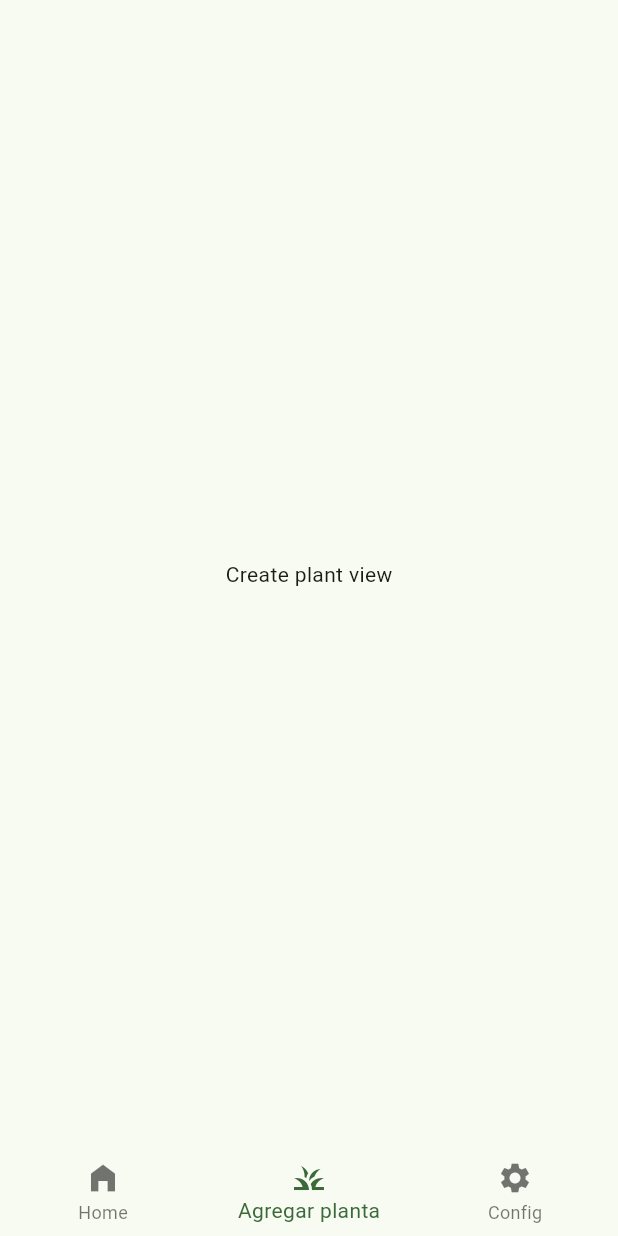
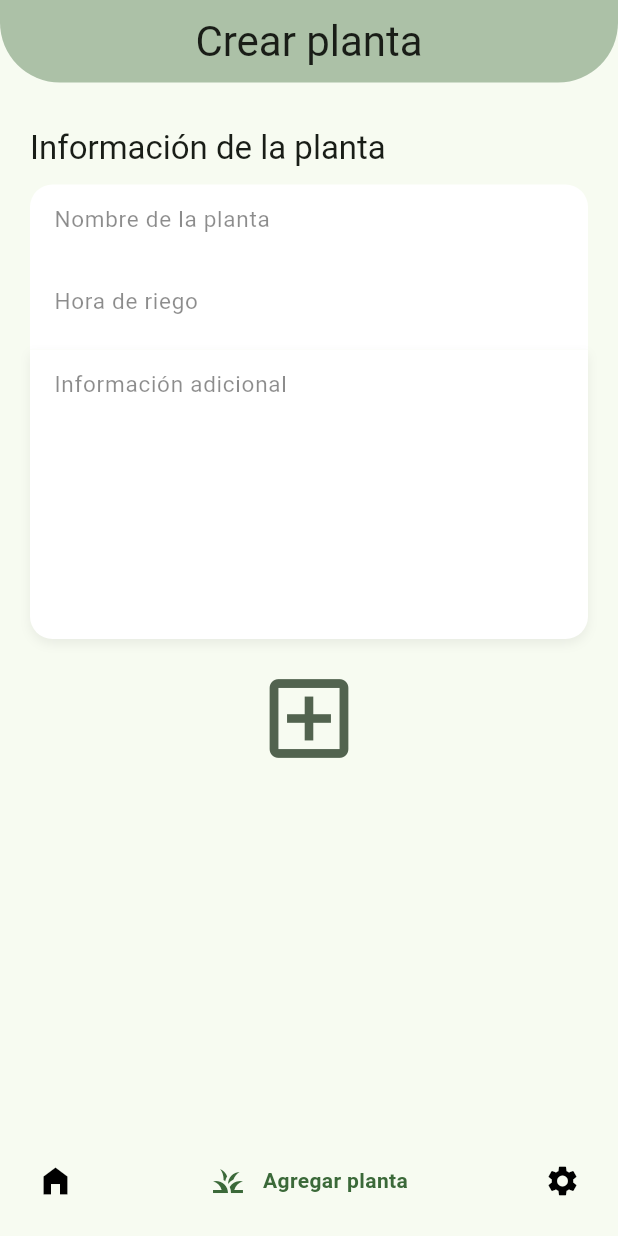
Before and after one commit to Brunox117/plantify_flutter, a Flutter app: the screen it shows after launch, item 2 of the bottom bar chosen, on a phone screen of 412 x 824 dp. Run offline on Flutter 3.47's test engine with Material 2 defaults, Android fonts, the phone set to English and light mode, and no system bars; drawn by our look-alikes of google_nav_bar; our stand-ins replace flutter_colorpicker, flutter_riverpod, go_router, riverpod_annotation; generated files the repository leaves out were written again.

Commit message:
Create appbar and bottombar

```diff
--- a/lib/presentation/screens/plants/home_screen.dart
+++ b/lib/presentation/screens/plants/home_screen.dart
@@ -1,6 +1,6 @@
 import 'package:flutter/material.dart';
 import 'package:go_router/go_router.dart';
-import 'package:plantify/presentation/screens/widgets/shared/custom_bottom_navigationbar.dart';
+import 'package:plantify/presentation/widgets/shared/google_bottom_navbar.dart';
 
 class HomeScreen extends StatelessWidget {
   static const name = 'home-screen';
@@ -13,7 +13,7 @@ class HomeScreen extends StatelessWidget {
   Widget build(BuildContext context) {
     return Scaffold(
       body: currentChild,
-      bottomNavigationBar: CustomBottomNavigationBar(currentChild: currentChild,),
+      bottomNavigationBar: GoogleBottomNavBar(currentChild: currentChild,),
     );
   }
 }
--- a/lib/presentation/screens/widgets/shared/custom_bottom_navigationbar.dart
+++ /dev/null
@@ -1,21 +0,0 @@
-import 'package:flutter/material.dart';
-import 'package:go_router/go_router.dart';
-
-class CustomBottomNavigationBar extends StatelessWidget {
-  final StatefulNavigationShell currentChild;
-  const CustomBottomNavigationBar({super.key, required this.currentChild});
-
-  @override
-  Widget build(BuildContext context) {
-    return BottomNavigationBar(
-      elevation: 0,
-      enableFeedback: true,
-      currentIndex: currentChild.currentIndex,
-      onTap: (value) => currentChild.goBranch(value),
-      items: const [
-      BottomNavigationBarItem(icon: Icon(Icons.home_filled), label: 'Home'),
-      BottomNavigationBarItem(icon: Icon(Icons.grass_sharp), label: 'Agregar planta'),
-      BottomNavigationBarItem(icon: Icon(Icons.settings,), label: 'Config'),
-    ]);
-  }
-}
--- a/lib/presentation/views/home_views/config_view.dart
+++ b/lib/presentation/views/home_views/config_view.dart
@@ -2,6 +2,7 @@ import 'package:flutter/material.dart';
 import 'package:flutter_colorpicker/flutter_colorpicker.dart';
 import 'package:flutter_riverpod/flutter_riverpod.dart';
 import 'package:plantify/presentation/providers/providers.dart';
+import 'package:plantify/presentation/widgets/widgets.dart';
 
 class ConfigView extends ConsumerWidget implements PreferredSizeWidget {
   const ConfigView({super.key});
@@ -9,17 +10,10 @@ class ConfigView extends ConsumerWidget implements PreferredSizeWidget {
   @override
   Widget build(BuildContext context, WidgetRef ref) {
     final textStyles = Theme.of(context).textTheme;
-    final colors = Theme.of(context).colorScheme;
     final isDarkMode = ref.watch(darkModeProvider);
 
     return Scaffold(
-      appBar: AppBar(
-        backgroundColor: colors.secondary.withOpacity(0.4),
-        title: Text(
-          'Configuración',
-          style: textStyles.titleLarge,
-        ),
-      ),
+      appBar: CustomAppbar(title: 'Configuración'),
       body: ListView(
         physics: const ClampingScrollPhysics(),
         children: [
@@ -59,6 +53,12 @@ Future colorPickerDialog(BuildContext context, WidgetRef ref) {
       shape: RoundedRectangleBorder(borderRadius: BorderRadius.circular(0.0)),
       content: SingleChildScrollView(
         child: BlockPicker(
+          availableColors: const [
+            Color(0xff29B6F6),
+            Color(0xff4CAF50),
+            Color(0xffF57F17),
+            Color(0xffD50000),
+          ],
           pickerColor: colors.primary,
           onColorChanged: (value) {
             ref.read(selectedColorProvider.notifier).changeSelectedColor(value);
@@ -75,7 +75,7 @@ Future colorPickerDialog(BuildContext context, WidgetRef ref) {
           onPressed: () {
             Navigator.of(context).pop(false);
           },
-          child: Text('CLOSE', style: TextStyle(color: colors.primary)),
+          child: Text('CERRAR', style: TextStyle(color: colors.primary)),
         ),
       ],
     ),
--- a/lib/presentation/views/home_views/create_plant_view.dart
+++ b/lib/presentation/views/home_views/create_plant_view.dart
@@ -1,12 +1,68 @@
-import 'package:flutter/widgets.dart';
+import 'package:flutter/material.dart';
+import 'package:flutter_riverpod/flutter_riverpod.dart';
+import 'package:plantify/presentation/widgets/widgets.dart';
 
 class CreatePlantView extends StatelessWidget {
   const CreatePlantView({super.key});
 
   @override
   Widget build(BuildContext context) {
-    return const Center(
-      child: Text('Create plant view'),
+    return SafeArea(
+      child: Scaffold(
+          appBar: const CustomAppbar(title: 'Crear planta'),
+          body: _PlantForm()),
     );
   }
 }
+
+class _PlantForm extends ConsumerWidget {
+  //final Plant plant;
+
+  @override
+  Widget build(BuildContext context, WidgetRef ref) {
+    // final isDarkMode = ref.watch(darkModeProvider);
+    final colors = Theme.of(context).colorScheme;
+    final textStyles = Theme.of(context).textTheme;
+    return ListView(children: [
+      Padding(
+        padding: const EdgeInsets.symmetric(horizontal: 20),
+        child: Column(
+          crossAxisAlignment: CrossAxisAlignment.start,
+          children: [
+            const SizedBox(
+              height: 30,
+            ),
+            Text(
+              'Información de la planta',
+              style: textStyles.titleLarge,
+            ),
+            const SizedBox(
+              height: 10,
+            ),
+            CustomFormField(
+                isTopField: true,
+                hint: 'Nombre de la planta',
+                hintStyle: TextStyle(
+                  color: Colors.black45,
+                )),
+            CustomFormField(
+              hint: 'Hora de riego',
+              hintStyle: TextStyle(color: Colors.black45),
+            ),
+            CustomFormField(
+              hint: 'Información adicional',
+              isBottomField: true,
+              maxLines: 7,
+              hintStyle: TextStyle(color: Colors.black45),
+            ),
+            const SizedBox(height: 10,),
+            Center(
+              child: IconButton(
+                  onPressed: () {}, icon: Icon(Icons.add_box_outlined, size: 70, color: colors.secondary,)),
+            ),
+          ],
+        ),
+      ),
+    ]);
+  }
+}
--- /dev/null
+++ b/lib/presentation/widgets/others/backgrounds.dart
@@ -0,0 +1,52 @@
+import 'package:flutter/material.dart';
+
+class WaveBackground extends StatelessWidget {
+  final Color color;
+
+  const WaveBackground({super.key, required this.color});
+
+  @override
+  Widget build(BuildContext context) {
+    return SizedBox(
+      height: double.infinity,
+      width: double.infinity,
+      child: CustomPaint(
+        painter: _WaveBackgroundPainter(color),
+      ),
+    );
+  }
+}
+
+class _WaveBackgroundPainter extends CustomPainter {
+  final Color color;
+
+  _WaveBackgroundPainter(this.color);
+
+  @override
+  void paint(Canvas canvas, Size size) {
+    final lapiz = Paint();
+
+    // Propiedades
+    lapiz.color = color; //Color(0xff615AAB);
+    lapiz.style = PaintingStyle.fill; // .fill .stroke
+    lapiz.strokeWidth = 20;
+
+    final path = Path();
+
+    // Dibujar con el path y el lapiz
+    path.moveTo(0, size.height * 0.75);
+    path.quadraticBezierTo(size.width * 0.75, size.height * 0.80,
+        size.width * 0.5, size.height * 0.75);
+    path.quadraticBezierTo(
+        size.width * 0.75, size.height * 0.70, size.width, size.height * 0.75);
+    path.lineTo(size.width, size.height);
+    path.lineTo(0, size.height);
+
+    canvas.drawPath(path, lapiz);
+  }
+
+  @override
+  bool shouldRepaint(CustomPainter oldDelegate) {
+    return true;
+  }
+}
--- /dev/null
+++ b/lib/presentation/widgets/shared/custom_appbar.dart
@@ -0,0 +1,33 @@
+import 'package:flutter/material.dart';
+
+class CustomAppbar extends StatelessWidget implements PreferredSizeWidget {
+  final String title;
+  const CustomAppbar({super.key, required this.title});
+
+  @override
+  Widget build(BuildContext context) {
+    final colors = Theme.of(context).colorScheme;
+    final textStyles = Theme.of(context).textTheme;
+    return SafeArea(
+      child: AppBar(
+        shape: const RoundedRectangleBorder(
+            borderRadius: BorderRadius.only(
+          bottomLeft: Radius.circular(40),
+          bottomRight: Radius.circular(40),
+        )),
+        backgroundColor: colors.primary.withOpacity(0.4),
+        title: Center(
+          child: Text(
+            title,
+            style: textStyles.headlineMedium,
+          ),
+        ),
+      ),
+    );
+  }
+
+  @override
+  Size get preferredSize {
+    return const Size.fromHeight(55.0);
+  }
+}
--- /dev/null
+++ b/lib/presentation/widgets/shared/custom_form_field.dart
@@ -0,0 +1,97 @@
+import 'package:flutter/material.dart';
+
+
+class CustomFormField extends StatelessWidget {
+
+  final bool isTopField; // La idea es que tenga bordes redondeados arriba
+  final bool isBottomField; // La idea es que tenga bordes redondeados abajo
+  final String? label;
+  final String? hint;
+  final TextStyle? hintStyle;
+  final String? errorMessage;
+  final bool obscureText;
+  final TextInputType? keyboardType;
+  final int maxLines;
+  final String initialValue;
+  final Function(String)? onChanged;
+  final Function(String)? onFieldSubmitted;
+  final String? Function(String?)? validator;
+
+
+  const CustomFormField({
+    super.key,
+    this.isTopField = false,
+    this.isBottomField = false,
+    this.label,
+    this.hint,
+    this.errorMessage,
+    this.obscureText = false,
+    this.keyboardType = TextInputType.text,
+    this.maxLines = 1,
+    this.initialValue = '',
+    this.onChanged,
+    this.onFieldSubmitted,
+    this.validator, this.hintStyle,
+  });
+
+  @override
+  Widget build(BuildContext context) {
+
+    final colors = Theme.of(context).colorScheme;
+
+    final border = OutlineInputBorder(
+      borderSide: const BorderSide(color: Colors.transparent),
+      borderRadius: BorderRadius.circular(40)
+    );
+
+    const borderRadius = Radius.circular(15);
+
+    return Container(
+      padding: const EdgeInsets.only(bottom: 8),
+      decoration: BoxDecoration(
+        color: Colors.white,
+        borderRadius: BorderRadius.only(
+          topLeft: isTopField ? borderRadius : Radius.zero,
+          topRight: isTopField ? borderRadius : Radius.zero,
+          bottomLeft: isBottomField ? borderRadius : Radius.zero,
+          bottomRight: isBottomField ? borderRadius : Radius.zero,
+        ),
+        boxShadow: [
+          if (isBottomField)
+            BoxShadow(
+              color: Colors.black.withOpacity(0.06),
+              blurRadius: 5,
+              offset: const Offset(0,3)
+            )
+        ]
+      ),
+      child: TextFormField(
+        onChanged: onChanged,
+
+        onFieldSubmitted: onFieldSubmitted,
+        validator: validator,
+        obscureText: obscureText,
+        keyboardType: keyboardType,
+        style: const TextStyle( fontSize: 15, color: Colors.black54 ),
+        maxLines: maxLines,
+        initialValue: initialValue,
+        decoration: InputDecoration(
+          floatingLabelBehavior: maxLines > 1 ? FloatingLabelBehavior.always : FloatingLabelBehavior.auto,
+          floatingLabelStyle: const TextStyle(color: Colors.black, fontWeight: FontWeight.bold, fontSize: 15),
+          enabledBorder: border,
+          focusedBorder: border,
+          errorBorder: border.copyWith( borderSide: const BorderSide( color: Colors.transparent )),
+          focusedErrorBorder: border.copyWith( borderSide: const BorderSide( color: Colors.transparent )),
+          isDense: true,
+          label: label != null ? Text(label!) : null,
+          hintText: hint,
+          hintStyle: hintStyle,
+          errorText: errorMessage,
+          focusColor: colors.primary,
+
+          // icon: Icon( Icons.supervised_user_circle_outlined, color: colors.primary, )
+        ),
+      ),
+    );
+  }
+}
--- /dev/null
+++ b/lib/presentation/widgets/shared/google_bottom_navbar.dart
@@ -0,0 +1,28 @@
+import 'package:flutter/material.dart';
+import 'package:go_router/go_router.dart';
+import 'package:google_nav_bar/google_nav_bar.dart';
+
+class GoogleBottomNavBar extends StatelessWidget {
+  final StatefulNavigationShell currentChild;
+  const GoogleBottomNavBar({super.key, required this.currentChild});
+
+  @override
+  Widget build(BuildContext context) {
+    final colors = Theme.of(context).colorScheme;
+    return GNav(
+      activeColor: colors.primary,
+      selectedIndex: currentChild.currentIndex,
+      onTabChange: (value) => currentChild.goBranch(value),
+      tabs: const [
+      GButton(
+       icon: Icons.home_filled,
+       text: '   Home'),
+      GButton(
+       icon: Icons.grass_sharp,
+       text: '   Agregar planta'),
+      GButton(
+       icon: Icons.settings,
+       text: '  Configuración'),
+    ]);
+  }
+}
--- /dev/null
+++ b/lib/presentation/widgets/widgets.dart
@@ -0,0 +1,3 @@
+export './others/backgrounds.dart';
+export './shared/custom_form_field.dart';
+export './shared/custom_appbar.dart';
--- a/pubspec.yaml
+++ b/pubspec.yaml
@@ -11,7 +11,9 @@ dependencies:
     sdk: flutter
   flutter_colorpicker: ^1.0.3
   flutter_riverpod: ^2.4.4
+  formz: ^0.6.1
   go_router: ^12.0.0
+  google_nav_bar: ^5.0.6
   riverpod_annotation: ^2.2.1
 
 dev_dependencies:
```
Also changed, not shown: pubspec.lock.
